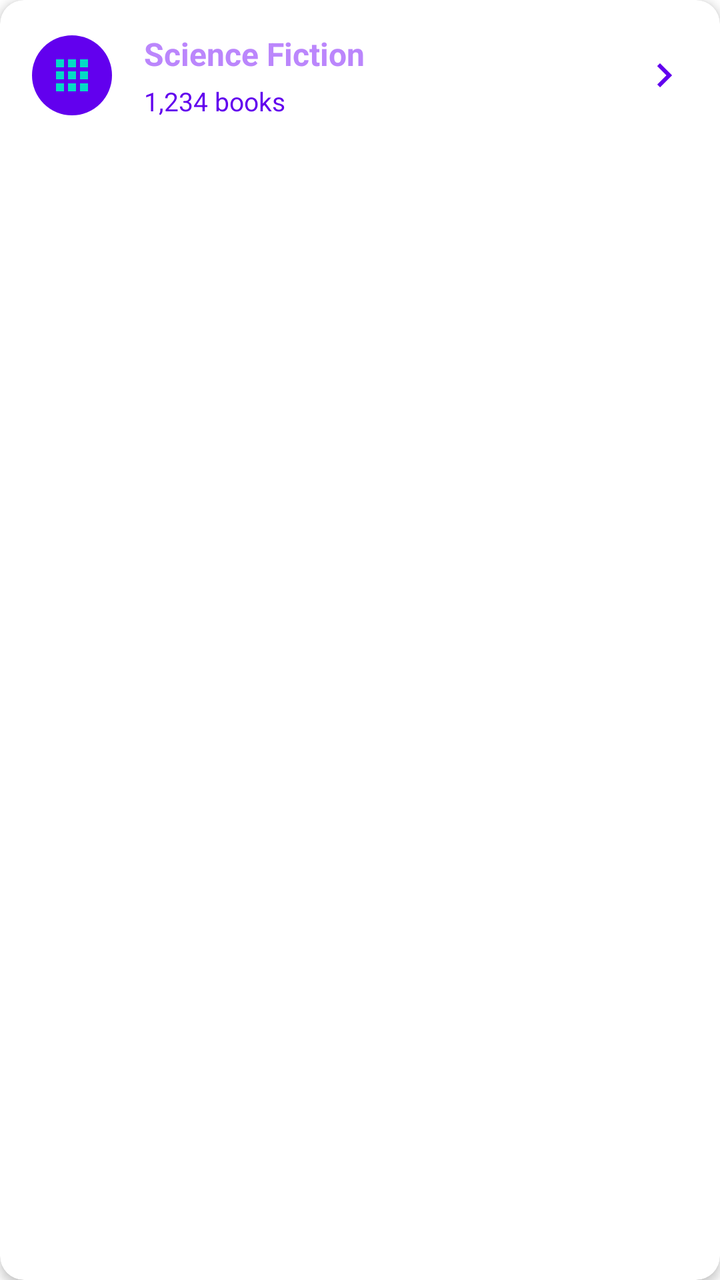
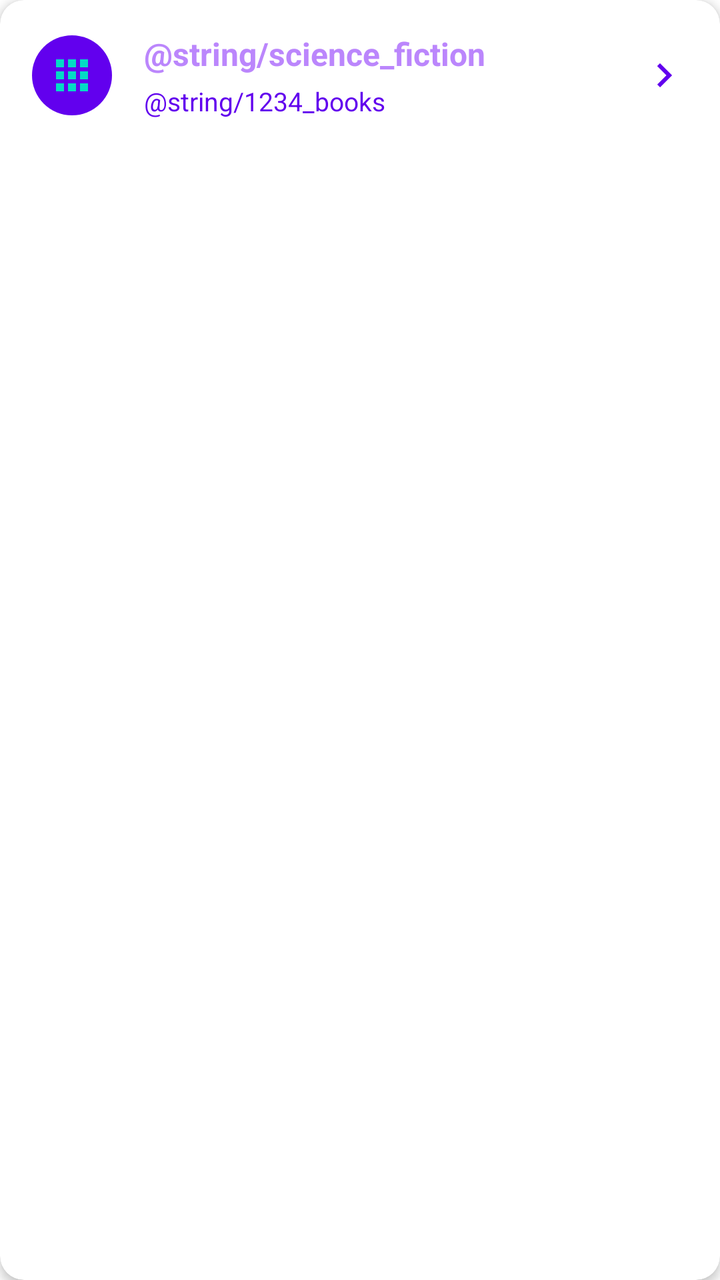

An Android layout rendered at two revisions. The XML below is the earlier revision; the diff shows what the commit changed to produce the second picture.
<!-- AndroidManifest.xml: application theme Theme.MyApplication -->
<!-- res/layout/item_genre.xml -->
<?xml version="1.0" encoding="utf-8"?>
<com.google.android.material.card.MaterialCardView
    xmlns:android="http://schemas.android.com/apk/res/android"
    xmlns:app="http://schemas.android.com/apk/res-auto"
    android:id="@+id/genreCardView"
    android:layout_width="match_parent"
    android:layout_height="wrap_content"
    android:layout_margin="8dp"
    app:cardCornerRadius="12dp"
    app:cardElevation="3dp"
    android:clickable="true"
    android:focusable="true"
    android:foreground="?android:attr/selectableItemBackground">

    <LinearLayout
        android:layout_width="match_parent"
        android:layout_height="wrap_content"
        android:orientation="horizontal"
        android:padding="16dp"
        android:gravity="center_vertical">

        
        <ImageView
            android:layout_width="40dp"
            android:layout_height="40dp"
            android:src="@drawable/ic_categories"
            android:tint="@color/primary_color"
            android:padding="8dp"
            android:background="@drawable/circle_background"
            android:layout_marginEnd="16dp" />

        
        <LinearLayout
            android:layout_width="0dp"
            android:layout_height="wrap_content"
            android:layout_weight="1"
            android:orientation="vertical">

            <TextView
                android:id="@+id/genreName"
                android:layout_width="wrap_content"
                android:layout_height="wrap_content"
                android:text="Science Fiction"
                android:textSize="16sp"
                android:textStyle="bold"
                android:textColor="@color/text_primary"
                android:maxLines="2"
                android:ellipsize="end" />

            <TextView
                android:id="@+id/genreBookCount"
                android:layout_width="wrap_content"
                android:layout_height="wrap_content"
                android:text="1,234 books"
                android:textSize="13sp"
                android:textColor="@color/text_secondary"
                android:layout_marginTop="4dp" />

        </LinearLayout>

        
        <ImageView
            android:layout_width="24dp"
            android:layout_height="24dp"
            android:src="@drawable/ic_arrow_right"
            android:tint="@color/text_secondary" />

    </LinearLayout>

</com.google.android.material.card.MaterialCardView>
<!-- resources referenced by this layout -->
<resources>
  <color name="primary_color">#FF03DAC5</color>
  <color name="text_primary">#FFBB86FC</color>
  <color name="text_secondary">#FF6200EE</color>
  <!-- drawable circle_background (drawable) -->
  <?xml version="1.0" encoding="utf-8"?>
  <shape xmlns:android="http://schemas.android.com/apk/res/android"
      android:shape="oval">
      <solid android:color="@color/purple_500" />
  </shape>
  <!-- drawable ic_arrow_right (drawable) -->
  <?xml version="1.0" encoding="utf-8"?>
  <vector xmlns:android="http://schemas.android.com/apk/res/android"
      android:width="24dp"
      android:height="24dp"
      android:viewportWidth="24"
      android:viewportHeight="24">
  
      
      <path
          android:fillColor="@color/arrow_right_fill"
          android:pathData="M8.59,16.59L13.17,12 8.59,7.41 10,6l6,6 -6,6 -1.41,-1.41z" />
  
  </vector>
  <!-- drawable ic_categories (drawable) -->
  <?xml version="1.0" encoding="utf-8"?>
  <vector xmlns:android="http://schemas.android.com/apk/res/android"
      android:width="24dp"
      android:height="24dp"
      android:viewportWidth="24"
      android:viewportHeight="24">
  
      
      <path
          android:fillColor="@color/category_icon_fill"
          android:pathData="M4,8h4V4H4V8zM10,20h4v-4h-4V20zM4,20h4v-4H4V20zM4,14h4v-4H4V14zM10,14h4v-4h-4V14zM16,4v4h4V4H16zM10,8h4V4h-4V8zM16,14h4v-4h-4V14zM16,20h4v-4h-4V20z" />
  
  </vector>
  <style name="Theme.MyApplication" parent="Theme.MaterialComponents.Light.NoActionBar">
          
          <item name="colorPrimary">@color/purple_500</item>
          <item name="colorPrimaryVariant">@color/purple_700</item>
          <item name="colorOnPrimary">@color/white</item>
          
          <item name="colorSecondary">@color/teal_200</item>
          <item name="colorSecondaryVariant">@color/teal_700</item>
          <item name="colorOnSecondary">@color/black</item>
          
          <item name="android:statusBarColor">?attr/colorPrimaryVariant</item>
          
      </style>
  <color name="purple_500">#FF6200EE</color>
  <color name="arrow_right_fill">#757575</color>
  <color name="category_icon_fill">#FF6B6B</color>
  <color name="purple_700">#FF3700B3</color>
  <color name="white">#FFFFFFFF</color>
  <color name="teal_200">#FF03DAC5</color>
  <color name="teal_700">#FF018786</color>
  <color name="black">#FF000000</color>
</resources>

<!-- the commit's change to res/layout/item_genre.xml (unified diff, before → after) -->
@@ -1,69 +1,22 @@
-<?xml version="1.0" encoding="utf-8"?>
-<com.google.android.material.card.MaterialCardView
-    xmlns:android="http://schemas.android.com/apk/res/android"
-    xmlns:app="http://schemas.android.com/apk/res-auto"
-    android:id="@+id/genreCardView"
-    android:layout_width="match_parent"
-    android:layout_height="wrap_content"
-    android:layout_margin="8dp"
-    app:cardCornerRadius="12dp"
-    app:cardElevation="3dp"
-    android:clickable="true"
-    android:focusable="true"
-    android:foreground="?android:attr/selectableItemBackground">
+<?xml version='1.0' encoding='utf-8'?>
+<com.google.android.material.card.MaterialCardView xmlns:android="http://schemas.android.com/apk/res/android" xmlns:app="http://schemas.android.com/apk/res-auto" android:id="@+id/genreCardView" android:layout_width="match_parent" android:layout_height="wrap_content" android:layout_margin="8dp" app:cardCornerRadius="12dp" app:cardElevation="3dp" android:clickable="true" android:focusable="true" android:foreground="?android:attr/selectableItemBackground">
 
-    <LinearLayout
-        android:layout_width="match_parent"
-        android:layout_height="wrap_content"
-        android:orientation="horizontal"
-        android:padding="16dp"
-        android:gravity="center_vertical">
+    <LinearLayout android:layout_width="match_parent" android:layout_height="wrap_content" android:orientation="horizontal" android:padding="16dp" android:gravity="center_vertical">
 
         
-        <ImageView
-            android:layout_width="40dp"
-            android:layout_height="40dp"
-            android:src="@drawable/ic_categories"
-            android:tint="@color/primary_color"
-            android:padding="8dp"
-            android:background="@drawable/circle_background"
-            android:layout_marginEnd="16dp" />
+        <ImageView android:layout_width="40dp" android:layout_height="40dp" android:src="@drawable/ic_categories" android:tint="@color/primary_color" android:padding="8dp" android:background="@drawable/circle_background" android:layout_marginEnd="16dp" />
 
         
-        <LinearLayout
-            android:layout_width="0dp"
-            android:layout_height="wrap_content"
-            android:layout_weight="1"
-            android:orientation="vertical">
+        <LinearLayout android:layout_width="0dp" android:layout_height="wrap_content" android:layout_weight="1" android:orientation="vertical">
 
-            <TextView
-                android:id="@+id/genreName"
-                android:layout_width="wrap_content"
-                android:layout_height="wrap_content"
-                android:text="Science Fiction"
-                android:textSize="16sp"
-                android:textStyle="bold"
-                android:textColor="@color/text_primary"
-                android:maxLines="2"
-                android:ellipsize="end" />
+            <TextView android:id="@+id/genreName" android:layout_width="wrap_content" android:layout_height="wrap_content" android:text="@string/science_fiction" android:textSize="16sp" android:textStyle="bold" android:textColor="@color/text_primary" android:maxLines="2" android:ellipsize="end" />
 
-            <TextView
-                android:id="@+id/genreBookCount"
-                android:layout_width="wrap_content"
-                android:layout_height="wrap_content"
-                android:text="1,234 books"
-                android:textSize="13sp"
-                android:textColor="@color/text_secondary"
-                android:layout_marginTop="4dp" />
+            <TextView android:id="@+id/genreBookCount" android:layout_width="wrap_content" android:layout_height="wrap_content" android:text="@string/1234_books" android:textSize="13sp" android:textColor="@color/text_secondary" android:layout_marginTop="4dp" />
 
         </LinearLayout>
 
         
-        <ImageView
-            android:layout_width="24dp"
-            android:layout_height="24dp"
-            android:src="@drawable/ic_arrow_right"
-            android:tint="@color/text_secondary" />
+        <ImageView android:layout_width="24dp" android:layout_height="24dp" android:src="@drawable/ic_arrow_right" android:tint="@color/text_secondary" />
 
     </LinearLayout>
 
<!-- resource entries referenced after the edit -->
@@ -37,6 +37,8 @@
           android:pathData="M4,8h4V4H4V8zM10,20h4v-4h-4V20zM4,20h4v-4H4V20zM4,14h4v-4H4V14zM10,14h4v-4h-4V14zM16,4v4h4V4H16zM10,8h4V4h-4V8zM16,14h4v-4h-4V14zM16,20h4v-4h-4V20z" />
   
   </vector>
+  <string name="1234_books">1,234 books</string>
+  <string name="science_fiction">Science Fiction</string>
   <style name="Theme.MyApplication" parent="Theme.MaterialComponents.Light.NoActionBar">
           
           <item name="colorPrimary">@color/purple_500</item>
